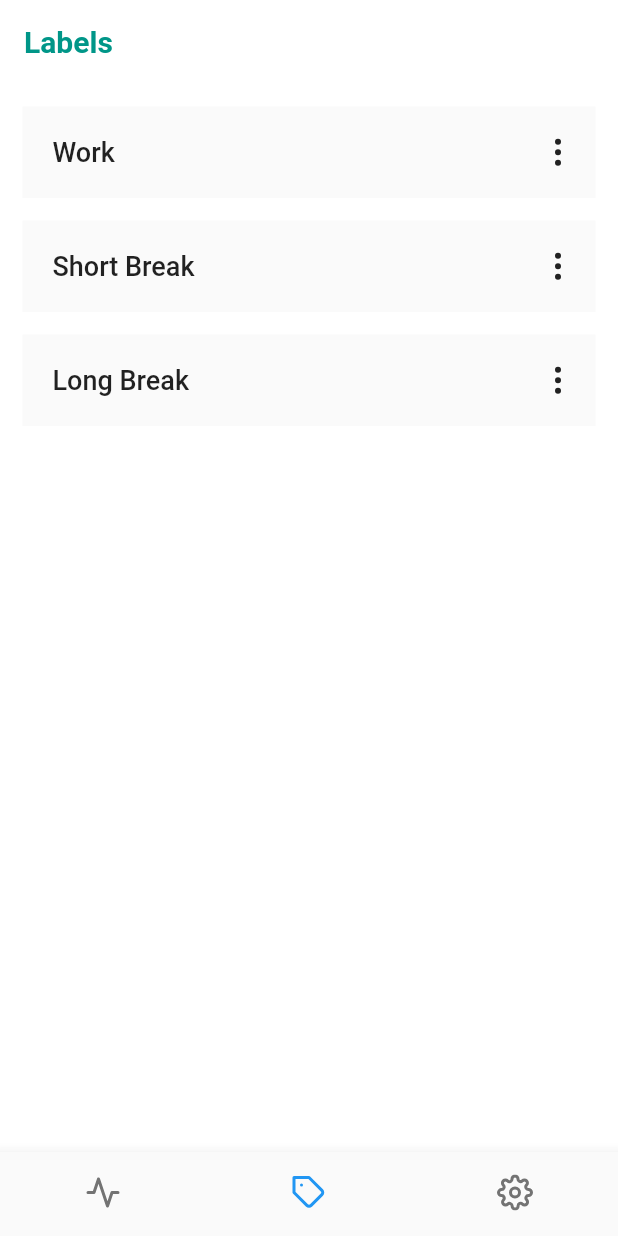
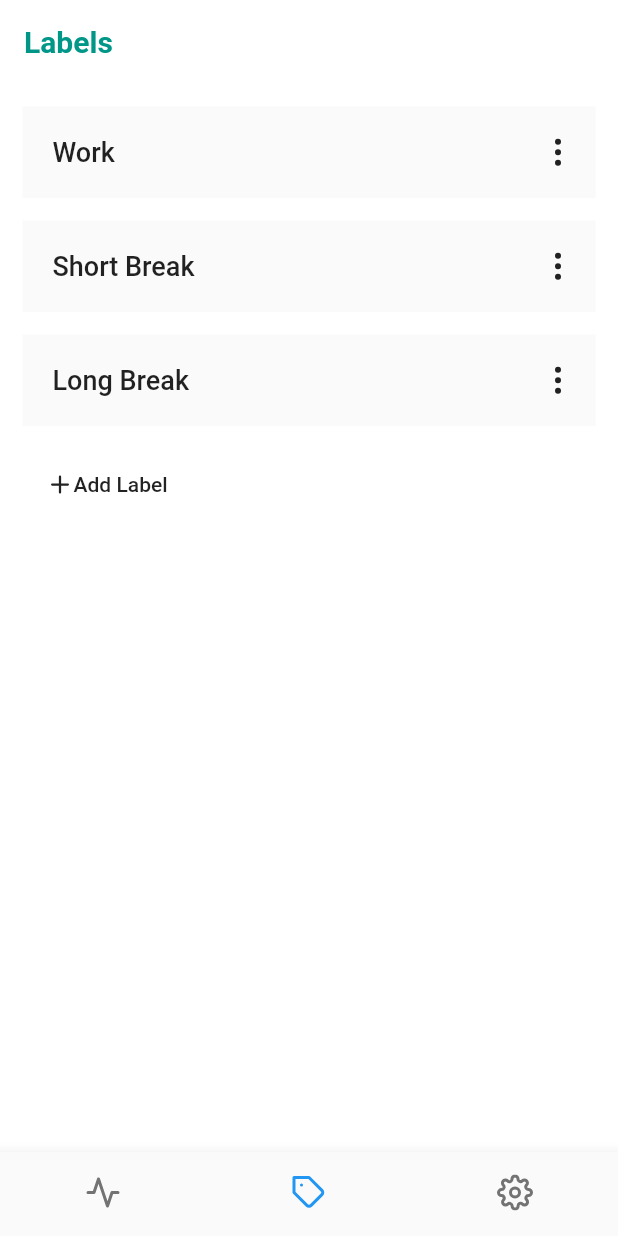
Before and after one commit to sanket143/hebi, a Flutter app: the screen it shows after launch, on a phone screen of 412 x 824 dp. Run offline on Flutter 3.47's test engine with Material 2 defaults, Android fonts, the phone set to English and light mode, and no system bars; our stand-ins replace feather_icons_flutter.

Commit message:
feat(labels): add "add label" button

```diff
--- a/lib/pages/labels.dart
+++ b/lib/pages/labels.dart
@@ -30,8 +30,8 @@ class _LabelsState extends State<Labels> {
   Widget build(BuildContext context) {
     return Container(
       color: Colors.white,
-      child: ListView(
-        children: _labels
+      child: ListView(children: [
+        ..._labels
             .asMap()
             .map(
               (idx, item) => MapEntry(
@@ -51,7 +51,26 @@ class _LabelsState extends State<Labels> {
             )
             .values
             .toList(),
-      ),
+        Row(
+          children: [
+            Container(
+              padding: EdgeInsets.all(15.0),
+              child: FlatButton(
+                onPressed: () {},
+                child: Row(
+                  children: [
+                    Icon(
+                      FeatherIcons.plus,
+                      size: 18.0,
+                    ),
+                    Text("Add Label")
+                  ],
+                ),
+              ),
+            ),
+          ],
+        )
+      ]),
     );
   }
 }
@@ -153,7 +172,8 @@ class _LabelEditState extends State<LabelEdit> {
   @override
   void initState() {
     _labelController = new TextEditingController(text: widget.label);
-    _timeController = new TextEditingController(text: (widget.time ~/ 60).toString());
+    _timeController =
+        new TextEditingController(text: (widget.time ~/ 60).toString());
     super.initState();
   }
 
```
